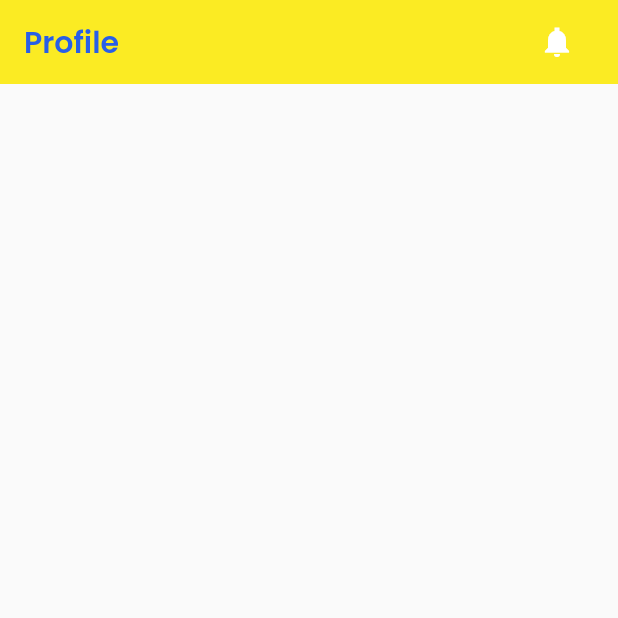
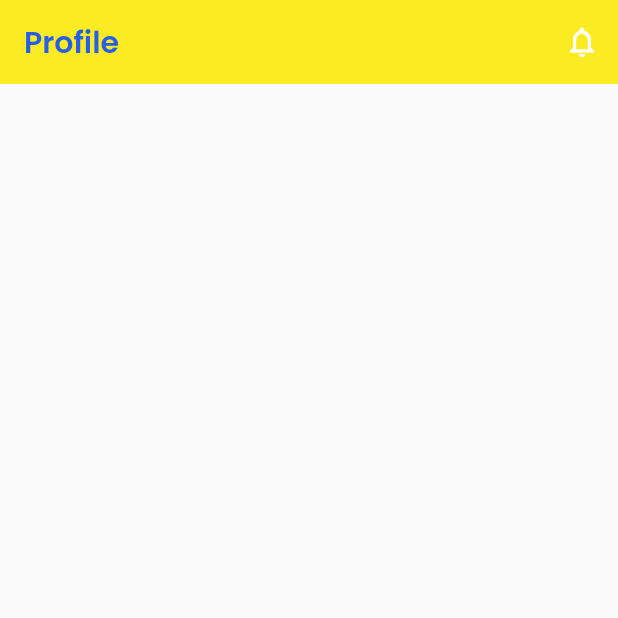
Before and after one commit to yashagozwan/discussin-mobile, a Flutter app: the screen it shows after launch, item 5 of the bottom bar chosen, on a phone screen of 412 x 824 dp, the top half of it. Run offline on Flutter 3.47's test engine with Material 2 defaults, Android fonts, the phone set to English and light mode, and no system bars; our stand-ins replace flutter_riverpod, flutter_svg; statements that could not run were skipped.

Commit message:
update profile screen

```diff
--- a/lib/src/screen/profile/profile_screen.dart
+++ b/lib/src/screen/profile/profile_screen.dart
@@ -23,14 +23,16 @@ class _ProfileScreenState extends ConsumerState<ProfileScreen> {
               color: primaryBlue,
               fontWeight: FontWeight.w600,
             ),
-            SizedBox(width: 280),
-            Icon(Icons.notifications_sharp,
-
-            )
           ],
         ),
         backgroundColor: yellow,
         elevation: 0,
+        actions: [
+          IconButton(
+            icon: new Icon(Icons.notifications_none_outlined),
+            onPressed: () {},
+          ),
+        ],
       ),
     );
   }
```
